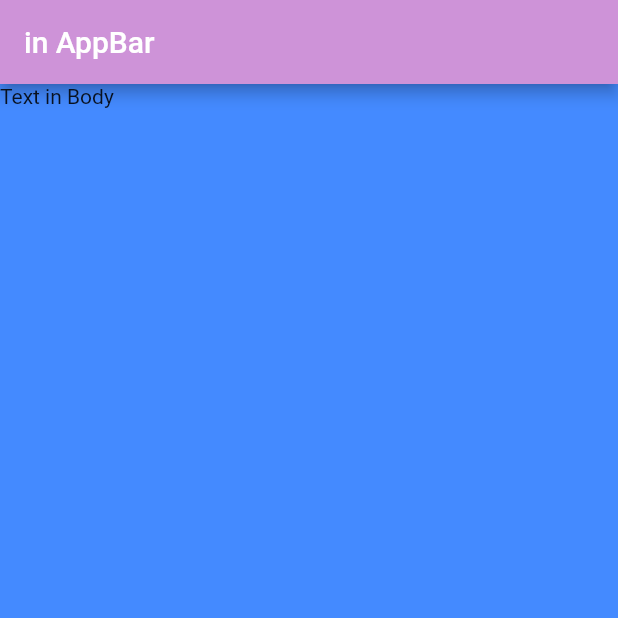
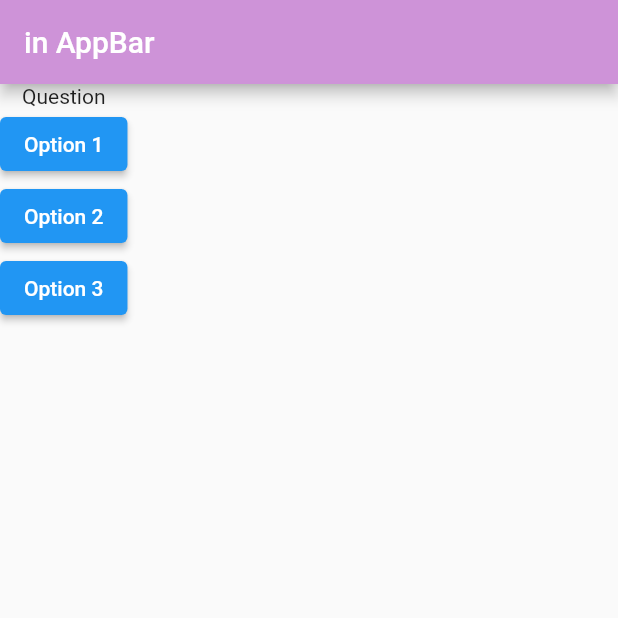
Before and after one commit to nerdpepe/Flutter-Mania, a Flutter app: the screen it shows after launch, on a phone screen of 412 x 824 dp, the top half of it. Run offline on Flutter 3.47's test engine with Material 2 defaults, Android fonts, the phone set to English and light mode, and no system bars.

Commit message:
Added Elevated Buttons

```diff
--- a/Apps/app_scratch/lib/main.dart
+++ b/Apps/app_scratch/lib/main.dart
@@ -5,6 +5,11 @@ void main() {
 }
 
 class MyApp extends StatelessWidget {
+  // for onPressed button
+  void answerChosen() {
+    print('Answer chosen!');
+  }
+
   @override
   Widget build(BuildContext context) {
     // home : Text('hello') -> sets only text
@@ -15,8 +20,23 @@ class MyApp extends StatelessWidget {
           title: Text('in AppBar'),
           backgroundColor: Colors.purple[200],
         ),
-        body: Text('Text in Body'),
-        backgroundColor: Colors.blueAccent,
+        body: Column(
+          children: [
+            Text('Question'),
+            ElevatedButton(
+              onPressed: answerChosen,
+              child: Text('Option 1'),
+            ),
+            ElevatedButton(
+              onPressed: () => print('Answer 2 chosen!'),
+              child: Text('Option 2'),
+            ),
+            ElevatedButton(
+              onPressed: () => print('Answer 3 chosen!'),
+              child: Text('Option 3'),
+            ),
+          ],
+        ),
       ),
     );
   }
```
Also changed, not shown: 1 other file.
